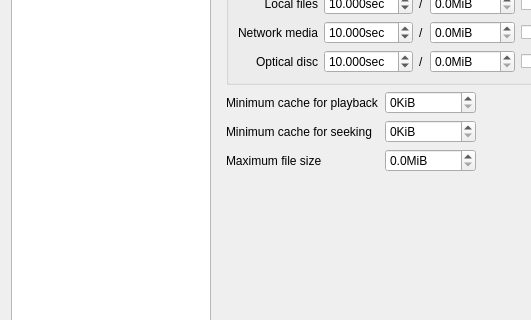
bylee20/bomi, file src/bomi/ui/prefdialog.ui: the form before one commit; both pictures show x 0 to 531 and y 106 to 426 of the 680 by 571 pixel window.
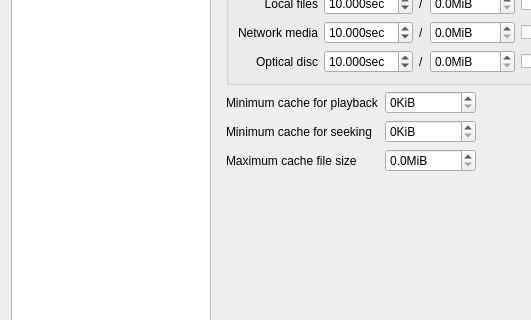
The form after the commit. Icons and pictures are not drawn. Custom widgets are drawn as their Qt base class.

The edit to the form file:
```diff
--- a/src/bomi/ui/prefdialog.ui
+++ b/src/bomi/ui/prefdialog.ui
@@ -850,7 +850,7 @@
              <item row="2" column="0">
               <widget class="QLabel" name="label_19">
                <property name="text">
-                <string>Maximum file size</string>
+                <string>Maximum cache file size</string>
                </property>
               </widget>
              </item>
```
